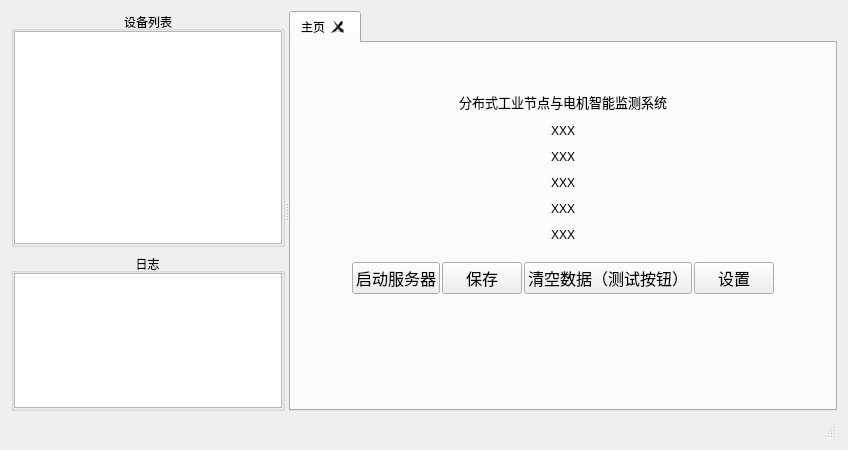
The window that main_form.ui (BedTang/LAProject) describes before a commit, drawn with Qt 5.
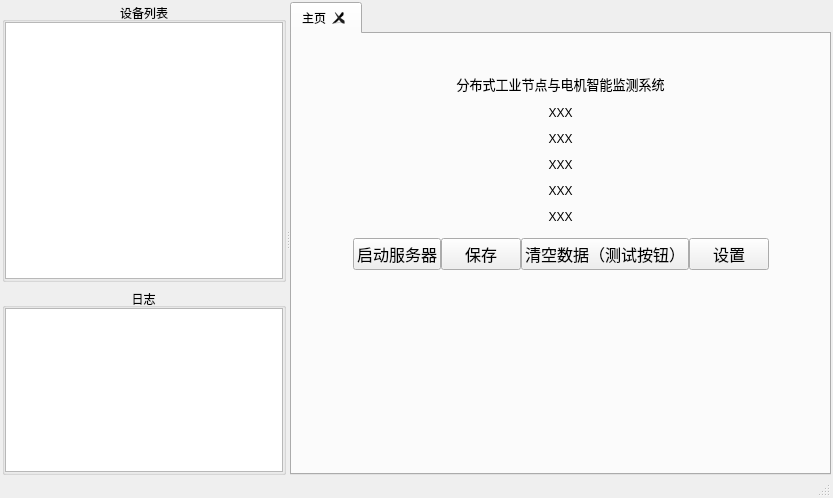
The same window after the commit.

```diff
--- a/main_form.ui
+++ b/main_form.ui
@@ -6,8 +6,8 @@
    <rect>
     <x>0</x>
     <y>0</y>
-    <width>848</width>
-    <height>450</height>
+    <width>833</width>
+    <height>498</height>
    </rect>
   </property>
   <property name="sizePolicy">
@@ -29,7 +29,19 @@
    <string notr="true"/>
   </property>
   <layout class="QGridLayout" name="gridLayout_3">
-   <item row="2" column="1">
+   <property name="leftMargin">
+    <number>2</number>
+   </property>
+   <property name="topMargin">
+    <number>2</number>
+   </property>
+   <property name="rightMargin">
+    <number>2</number>
+   </property>
+   <property name="bottomMargin">
+    <number>2</number>
+   </property>
+   <item row="3" column="1">
     <widget class="QStatusBar" name="statusBar">
      <property name="sizePolicy">
       <sizepolicy hsizetype="Preferred" vsizetype="Fixed">
@@ -37,9 +49,15 @@
        <verstretch>0</verstretch>
       </sizepolicy>
      </property>
+     <property name="maximumSize">
+      <size>
+       <width>16777215</width>
+       <height>15</height>
+      </size>
+     </property>
     </widget>
    </item>
-   <item row="1" column="1">
+   <item row="2" column="1">
     <widget class="QSplitter" name="splitter_">
      <property name="orientation">
       <enum>Qt::Horizontal</enum>
@@ -141,9 +159,6 @@
         <verstretch>0</verstretch>
        </sizepolicy>
       </property>
-      <property name="styleSheet">
-       <string notr="true"/>
-      </property>
       <property name="currentIndex">
        <number>0</number>
       </property>
@@ -167,6 +182,21 @@
         <string>主页</string>
        </attribute>
        <layout class="QGridLayout" name="gridLayout">
+        <property name="leftMargin">
+         <number>0</number>
+        </property>
+        <property name="topMargin">
+         <number>0</number>
+        </property>
+        <property name="rightMargin">
+         <number>0</number>
+        </property>
+        <property name="bottomMargin">
+         <number>0</number>
+        </property>
+        <property name="spacing">
+         <number>0</number>
+        </property>
         <item row="1" column="0">
          <spacer name="verticalSpacer_4">
           <property name="orientation">
@@ -204,12 +234,6 @@
           </item>
           <item>
            <layout class="QVBoxLayout" name="verticalLayout">
-            <property name="spacing">
-             <number>2</number>
-            </property>
-            <item>
-             <layout class="QHBoxLayout" name="horizontalLayout_2"/>
-            </item>
             <item>
              <layout class="QHBoxLayout" name="horizontalLayout">
               <item>
```
